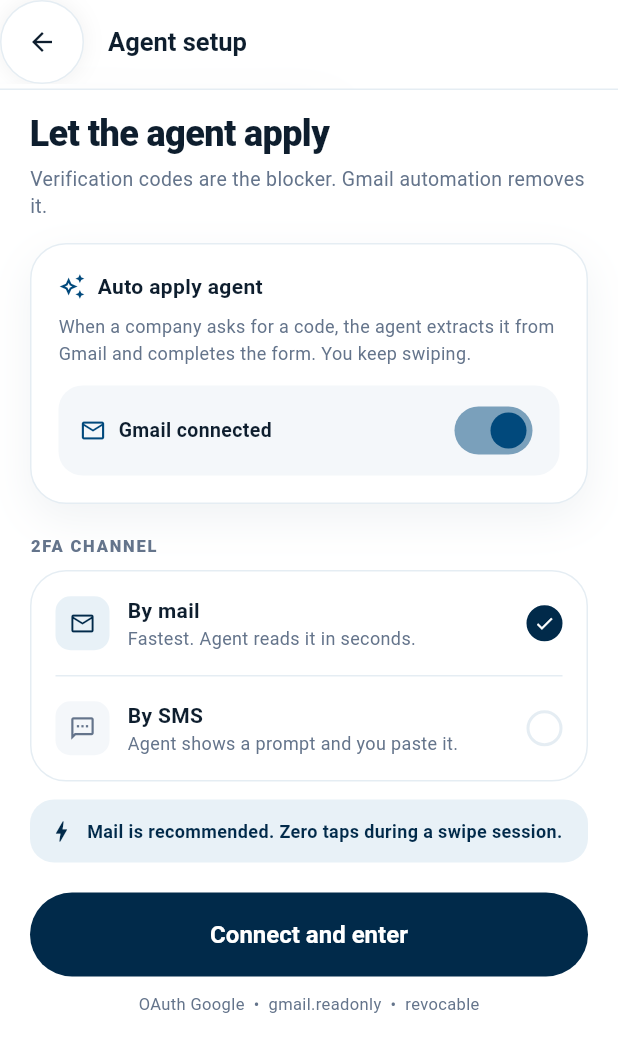
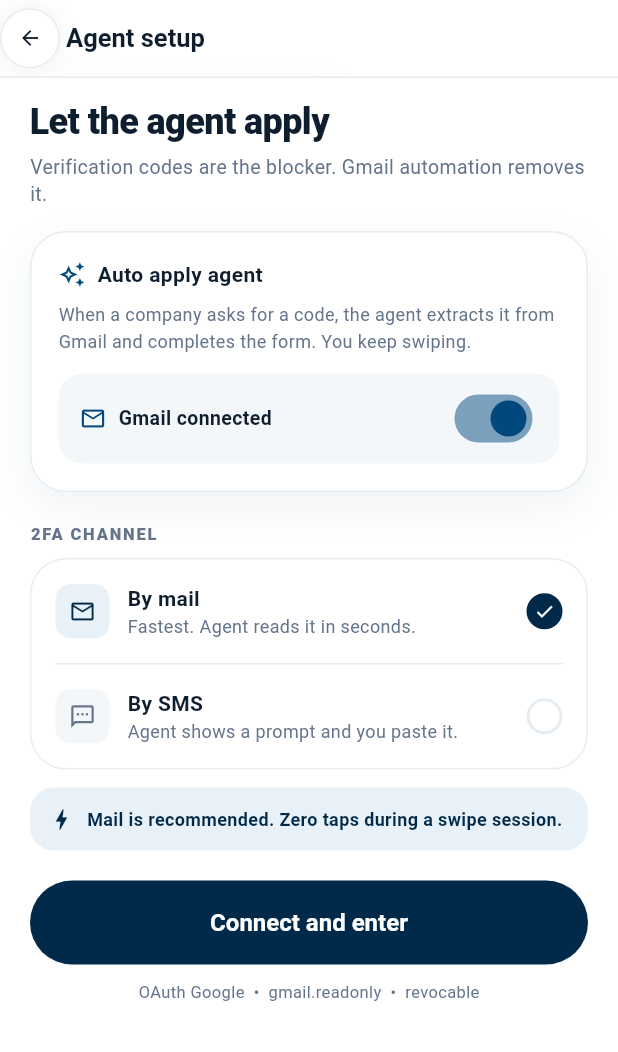
Before and after one commit to espinosacodes/dreamJob, a Flutter app: the GmailConnectScreen screen opened directly, on a phone screen of 412 x 824 dp. Shown: the top 1052 px of the screen. Run offline on Flutter 3.47's test engine with Material 3 defaults, Android fonts, the phone set to English and light mode, and no system bars; network calls fail.

Commit message:
fix(app): slim deck top bar to 52 with 26 owl and centered compact actions

```diff
--- a/app/lib/main.dart
+++ b/app/lib/main.dart
@@ -129,7 +129,7 @@ class FrostedTop extends StatelessWidget implements PreferredSizeWidget {
   final List<Widget>? actions;
   const FrostedTop({super.key, required this.title, this.leading, this.actions});
   @override
-  Size get preferredSize => const Size.fromHeight(60);
+  Size get preferredSize => const Size.fromHeight(52);
   @override
   Widget build(BuildContext context) {
     return ClipRect(
@@ -143,6 +143,9 @@ class FrostedTop extends StatelessWidget implements PreferredSizeWidget {
           child: AppBar(
             backgroundColor: Colors.transparent,
             elevation: 0,
+            toolbarHeight: 52,
+            leadingWidth: 40,
+            titleSpacing: 4,
             leading: leading,
             title: title,
             actions: actions,
@@ -160,8 +163,8 @@ class CircleBack extends StatelessWidget {
     return GestureDetector(
       onTap: () => Navigator.maybePop(context),
       child: Container(
-        width: 40,
-        height: 40,
+        width: 32,
+        height: 32,
         decoration: BoxDecoration(
           color: Colors.white,
           shape: BoxShape.circle,
@@ -170,7 +173,7 @@ class CircleBack extends StatelessWidget {
             BoxShadow(color: Colors.black.withOpacity(0.06), blurRadius: 12),
           ],
         ),
-        child: const Icon(Icons.arrow_back, color: _ink, size: 20),
+        child: const Icon(Icons.arrow_back, color: _ink, size: 16),
       ),
     );
   }
@@ -906,17 +909,17 @@ class _DeckScreenState extends State<DeckScreen> with SingleTickerProviderStateM
       backgroundColor: Colors.white,
       appBar: FrostedTop(
         leading: const Padding(
-          padding: EdgeInsets.only(left: 8),
-          child: OwlBadge(size: 32),
+          padding: EdgeInsets.only(left: 12),
+          child: Center(child: OwlBadge(size: 26)),
         ),
         title: Text(
           '${top + 1} of ${jobs.length}  •  Daily deck',
-          style: const TextStyle(color: _muted, fontSize: 13, fontWeight: FontWeight.w600),
+          style: const TextStyle(color: _muted, fontSize: 12, fontWeight: FontWeight.w600),
         ),
         actions: const [
           Padding(
             padding: EdgeInsets.only(right: 12),
-            child: StatusPill(label: 'STRONG', fg: _navy, bg: _tint),
+            child: Center(child: StatusPill(label: 'STRONG', fg: _navy, bg: _tint)),
           ),
         ],
       ),
```
